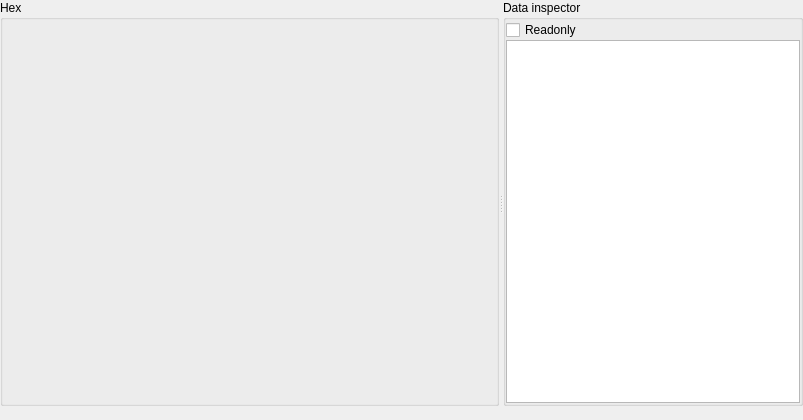
The window that xhexviewwidget.ui (horsicq/XHexView) describes before a commit, drawn with Qt 5.
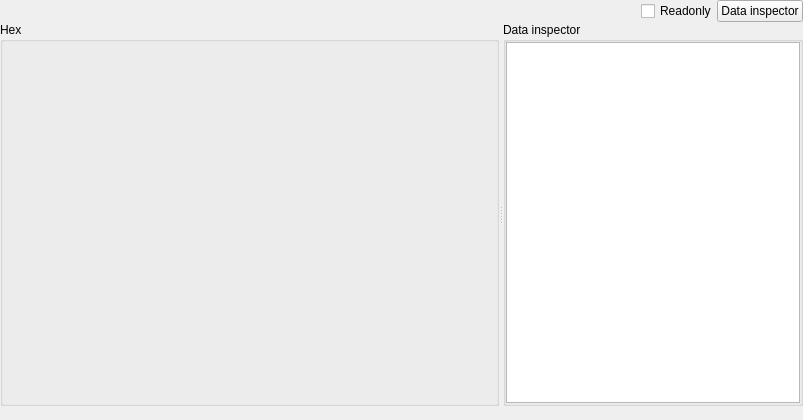
The same window after the commit. Custom widgets are drawn as their Qt base class.

The edit to the form file:
```diff
--- a/xhexviewwidget.ui
+++ b/xhexviewwidget.ui
@@ -32,8 +32,51 @@
    <property name="bottomMargin">
     <number>0</number>
    </property>
+   <item>
+    <layout class="QHBoxLayout" name="horizontalLayout_2">
+     <item>
+      <spacer name="horizontalSpacer">
+       <property name="orientation">
+        <enum>Qt::Horizontal</enum>
+       </property>
+       <property name="sizeHint" stdset="0">
+        <size>
+         <width>40</width>
+         <height>20</height>
+        </size>
+       </property>
+      </spacer>
+     </item>
+     <item>
+      <widget class="QCheckBox" name="checkBoxReadonly">
+       <property name="text">
+        <string>Readonly</string>
+       </property>
+      </widget>
+     </item>
+     <item>
+      <widget class="QPushButton" name="pushButtonDataInspector">
+       <property name="text">
+        <string>Data inspector</string>
+       </property>
+       <property name="checkable">
+        <bool>true</bool>
+       </property>
+       <property name="checked">
+        <bool>false</bool>
+       </property>
+      </widget>
+     </item>
+    </layout>
+   </item>
    <item>
     <widget class="QSplitter" name="splitter">
+     <property name="sizePolicy">
+      <sizepolicy hsizetype="Expanding" vsizetype="Expanding">
+       <horstretch>0</horstretch>
+       <verstretch>0</verstretch>
+      </sizepolicy>
+     </property>
      <property name="orientation">
       <enum>Qt::Horizontal</enum>
      </property>
@@ -108,14 +151,7 @@
         <number>0</number>
        </property>
        <item>
-        <widget class="QCheckBox" name="checkBoxReadonly">
-         <property name="text">
-          <string>Readonly</string>
-         </property>
-        </widget>
-       </item>
-       <item>
-        <widget class="QTableWidget" name="tableWidget">
+        <widget class="QTableWidget" name="tableWidgetDataInspector">
          <property name="editTriggers">
           <set>QAbstractItemView::NoEditTriggers</set>
          </property>
```
